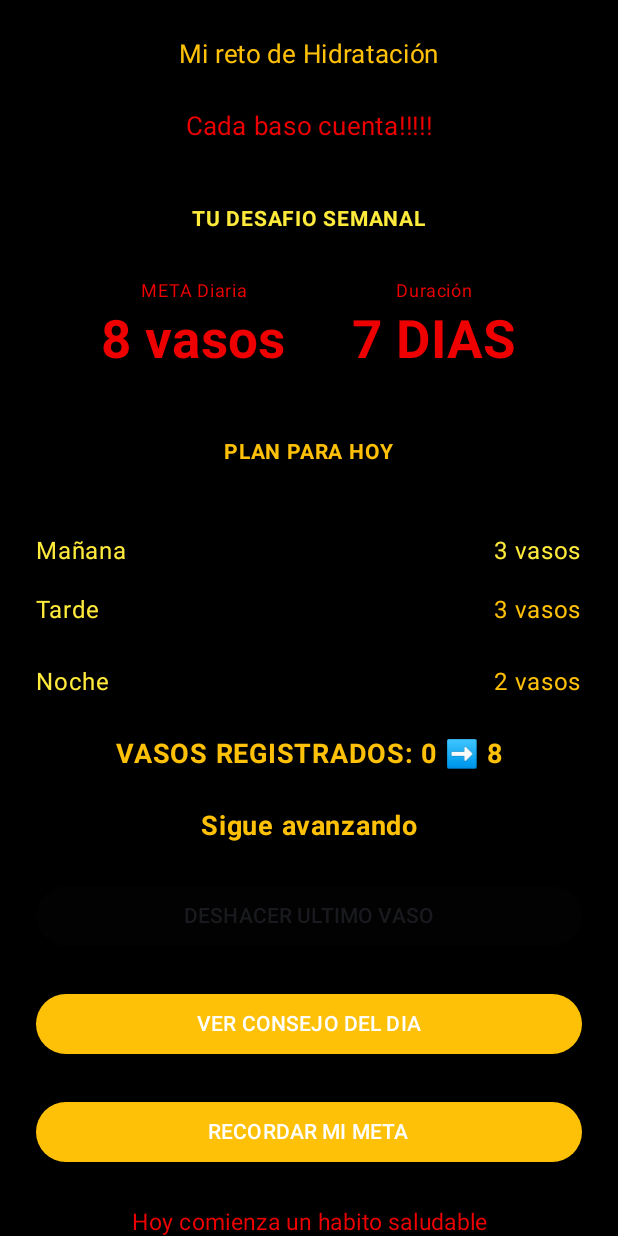
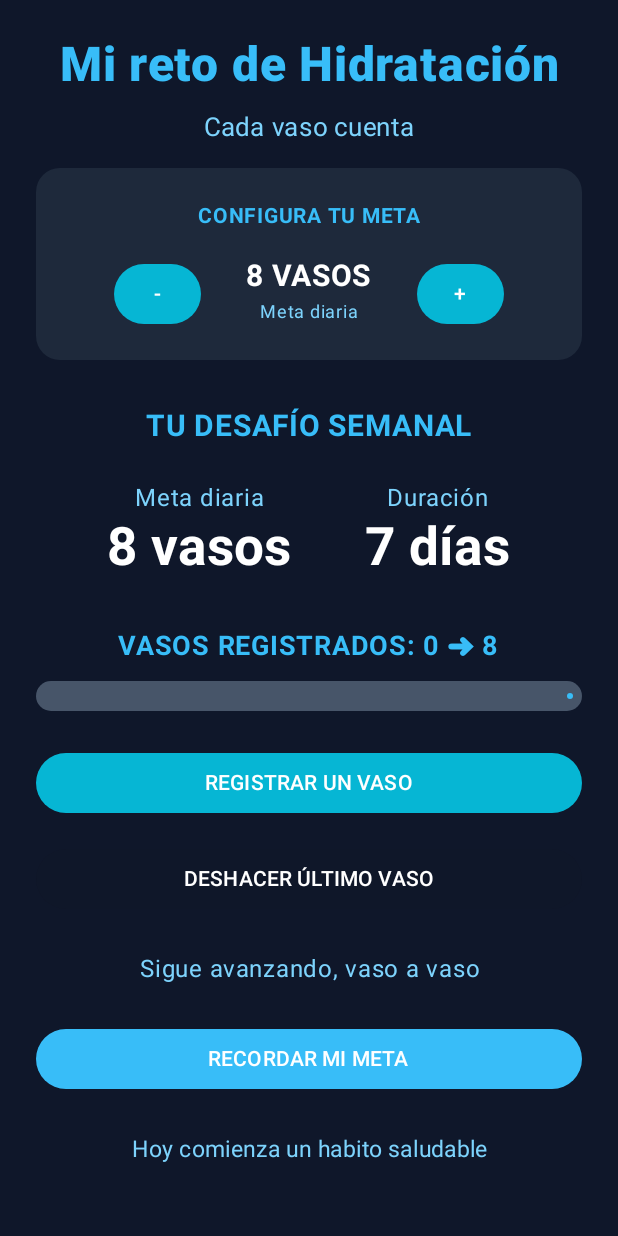
Before and after one commit to JovaniTL/MiRetoHidratacion, an Android app built with Jetpack Compose: the screen it shows after launch (MainActivity), on a phone screen of 412 x 824 dp. Run offline under Robolectric (Android 15) with nearby library versions, the phone set to English and light mode, and no system bars.

Commit message:
Commit final: Actualización de PantallaHidaratacionV5, añadiendo paleta de colores, configuración dinamica e integración de LinearProgressIndicator para visualizar el progreso de hidratación

```diff
--- a/app/src/main/java/com/example/miretohidratacion/MainActivity.kt
+++ b/app/src/main/java/com/example/miretohidratacion/MainActivity.kt
@@ -52,24 +52,25 @@ class MainActivity : ComponentActivity() {
         setContent {
             MiRetohidratacionTheme {
                 Scaffold(modifier = Modifier.fillMaxSize()) { innerPadding ->
-                    PantallaHidratacionV4(modifier = Modifier.padding(innerPadding))
+                    PantallaHidratacionV5(modifier = Modifier.padding(innerPadding))
                 }
             }
         }
     }
 }
 
+
 @Composable
-fun PantallaHidratacionV4(modifier: Modifier) {
-    val fondo = Color(0xFF000000)
-    val color1 = Color(0xFFFFC107)
-    val color2 = Color(0xFFEE0000)
-    val color3 = Color(0xFFFFEB3B)
+fun PantallaHidratacionV5(modifier: Modifier) {
 
+    val fondo = Color(0xFF0F172A)
+    val color1 = Color(0xFF38BDF8)
+    val color2 = Color(0xFF7DD3FC)
+    val color3 = Color(0xFF1E293B)
+    val colorBoton = Color(0xFF06B6D4)
     val contexto = LocalContext.current
-
     var vasos by remember { mutableIntStateOf(0) }
-    val meta = 8
+    var meta by remember { mutableIntStateOf(8) }
 
     Column(
         modifier = modifier
@@ -79,128 +80,210 @@ fun PantallaHidratacionV4(modifier: Modifier) {
             .padding(24.dp),
         horizontalAlignment = Alignment.CenterHorizontally
     ) {
+
         Text(
-            text ="Mi reto de Hidratación",
-            fontSize = 17.sp,
-            color = color1
+            text = "Mi reto de Hidratación",
+            fontSize = 32.sp,
+            textAlign = TextAlign.Center,
+            color = color1,
+            fontWeight = FontWeight.ExtraBold
         )
-        Spacer(modifier = Modifier.height(24.dp))
+
+        Spacer(modifier = Modifier.height(10.dp))
+
         Text(
-            text = "Cada baso cuenta!!!!!",
+            text = "Cada vaso cuenta",
             fontSize = 17.sp,
             color = color2
         )
-        Spacer(modifier= Modifier.height(38.dp))
+
+        Spacer(modifier = Modifier.height(15.dp))
+
+        Column(
+            modifier = Modifier
+                .fillMaxWidth()
+                .background(
+                    color3,
+                    RoundedCornerShape(16.dp)
+                )
+                .padding(20.dp),
+            horizontalAlignment = Alignment.CenterHorizontally
+        ) {
+
+            Text(
+                text = "CONFIGURA TU META",
+                fontSize = 14.sp,
+                color = color1,
+                fontWeight = FontWeight.Bold
+            )
+
+            Spacer(modifier = Modifier.height(16.dp))
+
+            Row(
+                verticalAlignment = Alignment.CenterVertically
+            ) {
+
+                Button(
+                    onClick = {if (meta > 0) meta--},
+                    enabled = meta > 0,
+                    colors = ButtonDefaults.buttonColors(
+                        containerColor = colorBoton
+                    )
+                ) {
+                    Text("-", color = Color.White)
+                }
+
+                Spacer(modifier = Modifier.width(30.dp))
+
+                Column(
+                    horizontalAlignment = Alignment.CenterHorizontally
+                ) {
+
+                    Text(
+                        text = "$meta VASOS",
+                        fontSize = 20.sp,
+                        fontWeight = FontWeight.Bold,
+                        color = Color.White
+                    )
+
+                    Text(
+                        text = "Meta diaria",
+                        fontSize = 12.sp,
+                        color = color2
+                    )
+                }
+
+                Spacer(modifier = Modifier.width(30.dp))
+
+                Button(
+                    onClick = {meta++},
+                    colors = ButtonDefaults.buttonColors(
+                        containerColor = colorBoton
+                    )
+                ) {
+                    Text("+", color = Color.White)
+                }
+            }
+        }
+
+        Spacer(modifier = Modifier.height(32.dp))
+
         Text(
-            text = "TU DESAFIO SEMANAL",
-            fontSize = 14.sp,
+            text = "TU DESAFÍO SEMANAL",
+            fontSize = 20.sp,
             fontWeight = FontWeight.Bold,
-            color = color3
+            color = color1
         )
-        Spacer(modifier= Modifier.height(24.dp))
+
+        Spacer(modifier = Modifier.height(24.dp))
 
         Row(
             modifier = Modifier.fillMaxWidth(),
-            horizontalArrangement = Arrangement.SpaceEvenly,
-            verticalAlignment = Alignment.CenterVertically
+            horizontalArrangement = Arrangement.SpaceEvenly
         ) {
-            Column(horizontalAlignment = Alignment.CenterHorizontally) {
-                Text("META Diaria", fontSize = 12.sp, color=color2)
+
+            Column(
+                horizontalAlignment = Alignment.CenterHorizontally
+            ) {
+
                 Text(
-                    text = "$meta vasos",
+                    "Meta diaria",
+                    color = color2
+                )
+
+                Text(
+                    "${meta} vasos",
                     fontSize = 35.sp,
                     fontWeight = FontWeight.Bold,
+                    color = Color.White
+                )
+            }
+
+            Column(
+                horizontalAlignment = Alignment.CenterHorizontally
+            ) {
+
+                Text(
+                    "Duración",
                     color = color2
                 )
-            }
-            Column(horizontalAlignment = Alignment.CenterHorizontally) {
-                Text("Duración", fontSize = 12.sp, color=color2)
+
                 Text(
-                    text = "7 DIAS",
+                    "7 días",
                     fontSize = 35.sp,
                     fontWeight = FontWeight.Bold,
-                    color = color2
+                    color = Color.White
                 )
             }
         }
-        Spacer(modifier= Modifier.height(42.dp))
+
+        Spacer(modifier = Modifier.height(32.dp))
+
         Text(
-            text = "PLAN PARA HOY",
-            fontSize = 14.sp,
+            text = "VASOS REGISTRADOS: $vasos ➜ $meta",
+            fontSize = 18.sp,
             fontWeight = FontWeight.Bold,
             color = color1
         )
-        Spacer(modifier= Modifier.height(42.dp))
-        Row(
+
+        Spacer(modifier = Modifier.height(12.dp))
+
+        LinearProgressIndicator(
+            progress = { vasos.toFloat() / meta.toFloat() },
+            modifier = Modifier.fillMaxWidth().height(20.dp),
+
+            color = color1,
+            trackColor = Color(0xFF475569)
+        )
+
+        Spacer(modifier = Modifier.height(24.dp))
+
+        Button(
+            onClick = { if (vasos < meta) vasos++ },
+            enabled = vasos < meta,
             modifier = Modifier.fillMaxWidth(),
-            horizontalArrangement = Arrangement.SpaceBetween
+            colors = ButtonDefaults.buttonColors(
+                containerColor = colorBoton
+            )
         ) {
-            Text("Mañana", fontSize = 16.sp, color = color3)
-            Text("3 vasos", fontSize = 16.sp, color = color3)
+            Text(
+                "REGISTRAR UN VASO",
+                color = Color.White
+            )
         }
-        Spacer(modifier= Modifier.height(15.dp))
 
-        Row(
+        Spacer(modifier = Modifier.height(16.dp))
+
+        Button(
+            onClick = { if (vasos > 0) vasos-- },
+            enabled = vasos > 0,
             modifier = Modifier.fillMaxWidth(),
-            horizontalArrangement = Arrangement.SpaceBetween
+            colors = ButtonDefaults.buttonColors(
+                containerColor = colorBoton
+            )
         ) {
-            Text("Tarde", fontSize = 16.sp, color = color3)
-            Text("3 vasos", fontSize = 16.sp, color = color1)
+            Text(
+                "DESHACER ÚLTIMO VASO",
+                color = Color.White
+            )
         }
-        Spacer(modifier= Modifier.height(24.dp))
-        Row(
-            modifier = Modifier.fillMaxWidth(),
-            horizontalArrangement = Arrangement.SpaceBetween
-        ) {
-            Text("Noche", fontSize = 16.sp, color = color3)
-            Text("2 vasos", fontSize = 16.sp, color = color1)
-        }
-        Spacer(modifier= Modifier.height(24.dp))
+
+        Spacer(modifier = Modifier.height(24.dp))
+
         Text(
-            text ="VASOS REGISTRADOS: $vasos ➡️ $meta",
-            fontSize = 18.sp,
-            fontWeight = FontWeight.Bold,
-            color = color1,
+            text = if (vasos == meta)
+                "🎉 ¡Meta alcanzada!"
+            else
+                "Sigue avanzando, vaso a vaso",
+            color = color2,
             textAlign = TextAlign.Center
         )
-        Spacer(modifier= Modifier.height(24.dp))
-        Text(
-            text = if(vasos == meta) "META ALCANZADA" else "Sigue avanzando",
-            fontSize = 18.sp,
-            fontWeight = FontWeight.Bold,
-            color = color1,
-            textAlign = TextAlign.Center
-        )
-        Spacer(modifier= Modifier.height(24.dp))
-        Button(
-            onClick = { if(vasos > 0) vasos-- },
-            enabled = vasos > 0,
-            modifier = Modifier.fillMaxWidth(),
-            colors = ButtonDefaults.buttonColors(containerColor = color1)
-        ) {
-            Text("DESHACER ULTIMO VASO", fontSize = 14.sp)
-        }
-        Spacer(modifier= Modifier.height(24.dp))
-
-        Button(
-            onClick = {
-                makeText(
-                    contexto,
-                    "Consejo: distribuye los vasos durante el día",
-                    Toast.LENGTH_SHORT
-                ).show()
-            },
-            modifier = Modifier.fillMaxWidth(),
-            colors = ButtonDefaults.buttonColors(containerColor = color1)
-        ) {
-            Text("VER CONSEJO DEL DIA")
-        }
         Spacer(modifier= Modifier.height(24.dp))
         Button(
             onClick = {
                 makeText(
                     contexto,
-                    "Tu meta es de 8 vasos diarios durante 7 dias",
+                    "Tu meta es de ${meta} vasos diarios durante 7 dias",
                     Toast.LENGTH_SHORT
                 ).show()
             },
@@ -217,5 +300,4 @@ fun PantallaHidratacionV4(modifier: Modifier) {
             textAlign = TextAlign.Center
         )
     }
-
 }
```
